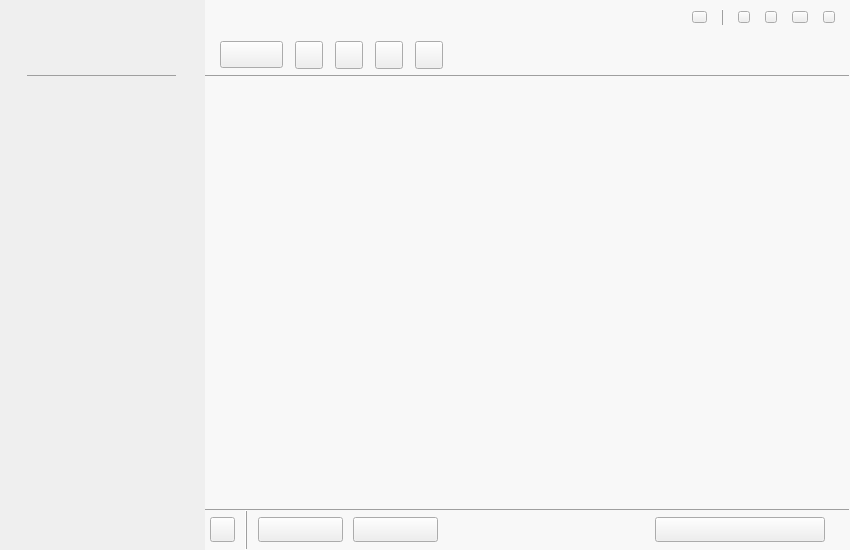
This is TTKModule/TTKWidget/downloadUiKits/downloadapplication.ui in Greedysky/TTKDownloader as Qt 5 draws it before an edit. The edited form follows.
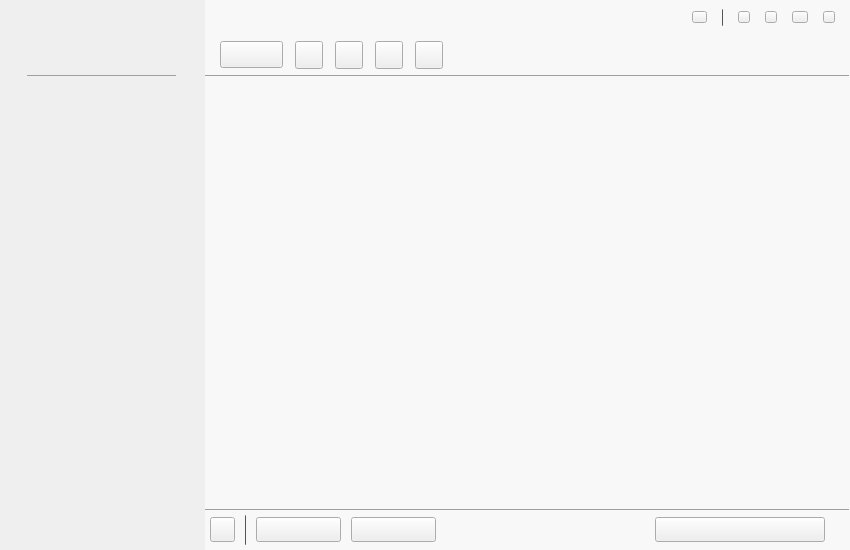
This is the edited form. Custom widgets are drawn as their Qt base class.

```diff
--- a/TTKModule/TTKWidget/downloadUiKits/downloadapplication.ui
+++ b/TTKModule/TTKWidget/downloadUiKits/downloadapplication.ui
@@ -229,6 +229,9 @@
                 <height>16777215</height>
                </size>
               </property>
+              <property name="styleSheet">
+               <string notr="true">background:gray;</string>
+              </property>
               <property name="frameShape">
                <enum>QFrame::VLine</enum>
               </property>
@@ -561,6 +564,21 @@
             </item>
             <item>
              <widget class="QFrame" name="frame_2">
+              <property name="minimumSize">
+               <size>
+                <width>1</width>
+                <height>0</height>
+               </size>
+              </property>
+              <property name="maximumSize">
+               <size>
+                <width>1</width>
+                <height>30</height>
+               </size>
+              </property>
+              <property name="styleSheet">
+               <string notr="true">background:gray;</string>
+              </property>
               <property name="frameShape">
                <enum>QFrame::VLine</enum>
               </property>
```
